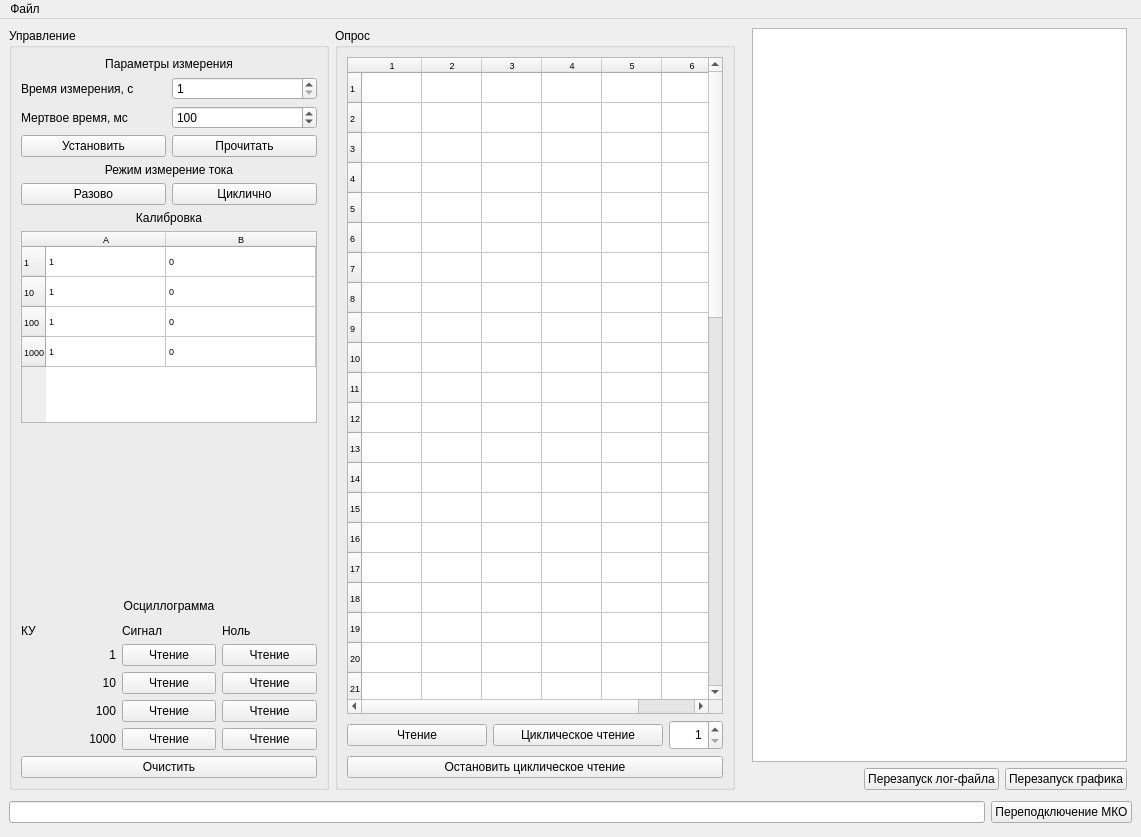
Qt form main_win.ui (a-styuf/dnt_client) before a commit.
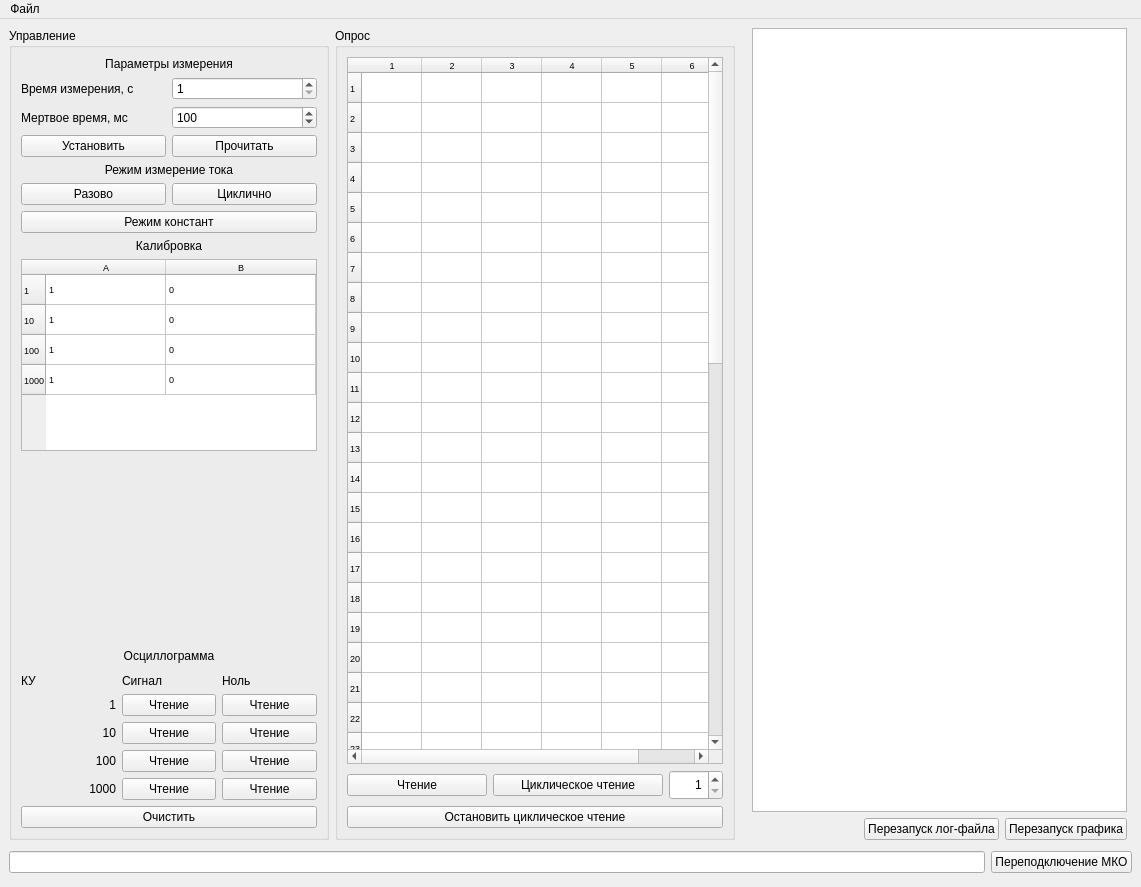
The same form after that commit.

Commit message:
#1.2 ДНТ_МКО клиент   - Добавил управление режимом констант
 К следующей версии добавить:
  - отображенеи графиков по желанию оператора
  - скрытие статистики

```diff
--- a/main_win.ui
+++ b/main_win.ui
@@ -7,7 +7,7 @@
     <x>0</x>
     <y>0</y>
     <width>1141</width>
-    <height>837</height>
+    <height>887</height>
    </rect>
   </property>
   <property name="windowTitle">
@@ -635,6 +635,16 @@
          </item>
         </widget>
        </item>
+       <item row="7" column="0" colspan="2">
+        <widget class="QPushButton" name="constantModePButton">
+         <property name="text">
+          <string>Режим констант</string>
+         </property>
+         <property name="checkable">
+          <bool>true</bool>
+         </property>
+        </widget>
+       </item>
       </layout>
      </widget>
     </item>
```
Left out of the diff: 90 changed lines with no effect on the pictures. The commit also changes 4 other files.
